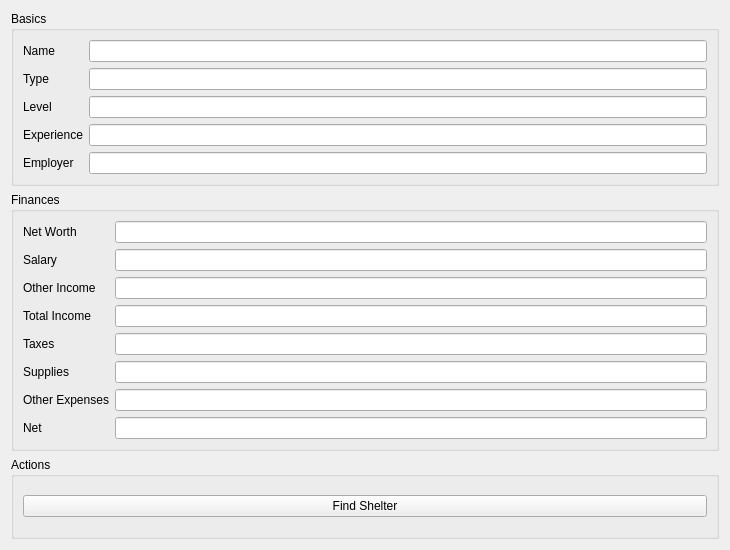
First picture: the form in people/ui/Person.ui, repository happy5214/manitae, before the edit.
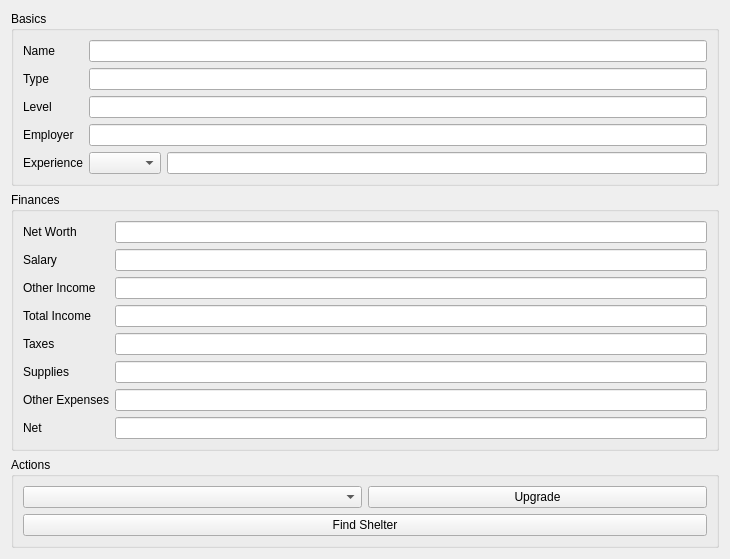
Second picture: the form after the edit.

Commit message: * Adding StoneGatherer unit and person types, and Stone resource type. * Adding experience system. * Fix minor bugs regarding display of Units.

Patch:
```diff
--- a/people/ui/Person.ui
+++ b/people/ui/Person.ui
@@ -61,6 +61,27 @@
         </property>
        </widget>
       </item>
+      <item row="6" column="0">
+       <widget class="QLabel" name="label_12">
+        <property name="text">
+         <string>Experience</string>
+        </property>
+       </widget>
+      </item>
+      <item row="6" column="1">
+       <layout class="QHBoxLayout" name="horizontalLayout_2">
+        <item>
+         <widget class="QComboBox" name="expComboBox"/>
+        </item>
+        <item>
+         <widget class="QLineEdit" name="expLineEdit">
+          <property name="readOnly">
+           <bool>true</bool>
+          </property>
+         </widget>
+        </item>
+       </layout>
+      </item>
       <item row="4" column="0">
        <widget class="QLabel" name="label_11">
         <property name="text">
@@ -75,20 +96,6 @@
         </property>
        </widget>
       </item>
-      <item row="3" column="0">
-       <widget class="QLabel" name="label_12">
-        <property name="text">
-         <string>Experience</string>
-        </property>
-       </widget>
-      </item>
-      <item row="3" column="1">
-       <widget class="QLineEdit" name="expLineEdit">
-        <property name="readOnly">
-         <bool>true</bool>
-        </property>
-       </widget>
-      </item>
      </layout>
     </widget>
    </item>
@@ -237,13 +244,27 @@
       <string>Actions</string>
      </property>
      <layout class="QGridLayout" name="gridLayout">
-      <item row="0" column="0">
+      <item row="3" column="1">
        <widget class="QPushButton" name="findShelterPushButton">
         <property name="text">
          <string>Find Shelter</string>
         </property>
        </widget>
       </item>
+      <item row="0" column="1">
+       <layout class="QHBoxLayout" name="horizontalLayout_3">
+        <item>
+         <widget class="QComboBox" name="upgradeComboBox"/>
+        </item>
+        <item>
+         <widget class="QPushButton" name="upgradePushButton">
+          <property name="text">
+           <string>Upgrade</string>
+          </property>
+         </widget>
+        </item>
+       </layout>
+      </item>
      </layout>
     </widget>
    </item>
```
Left out of the diff: 49 changed lines with no effect on the pictures. The commit also changes 12 other files.
